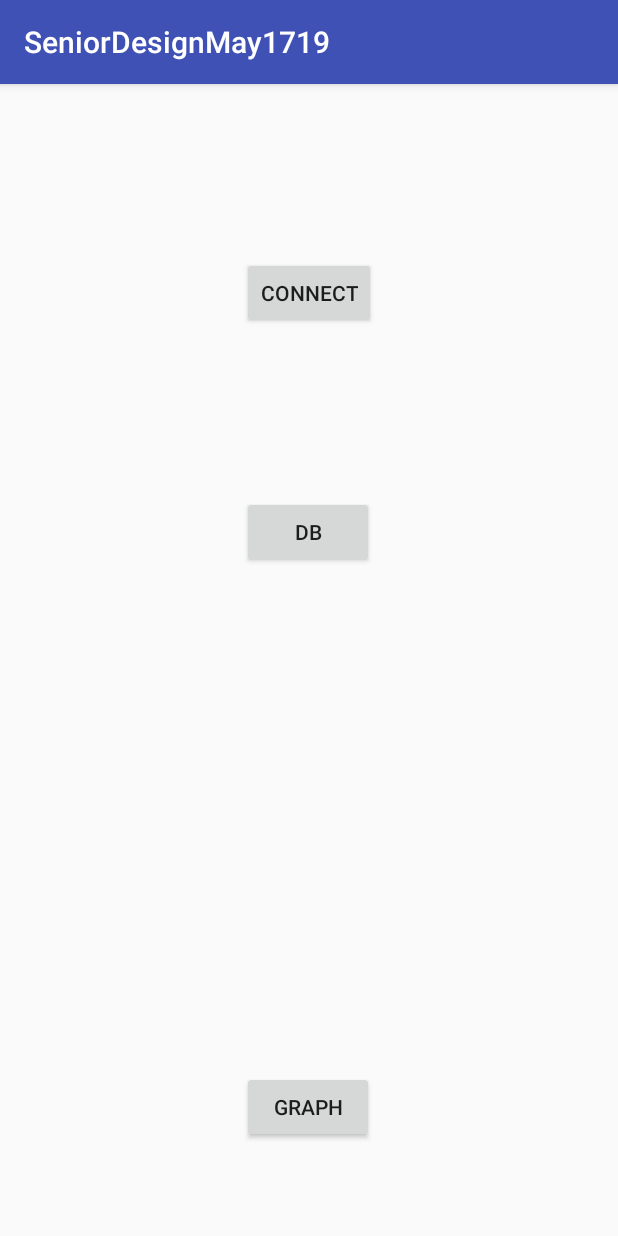
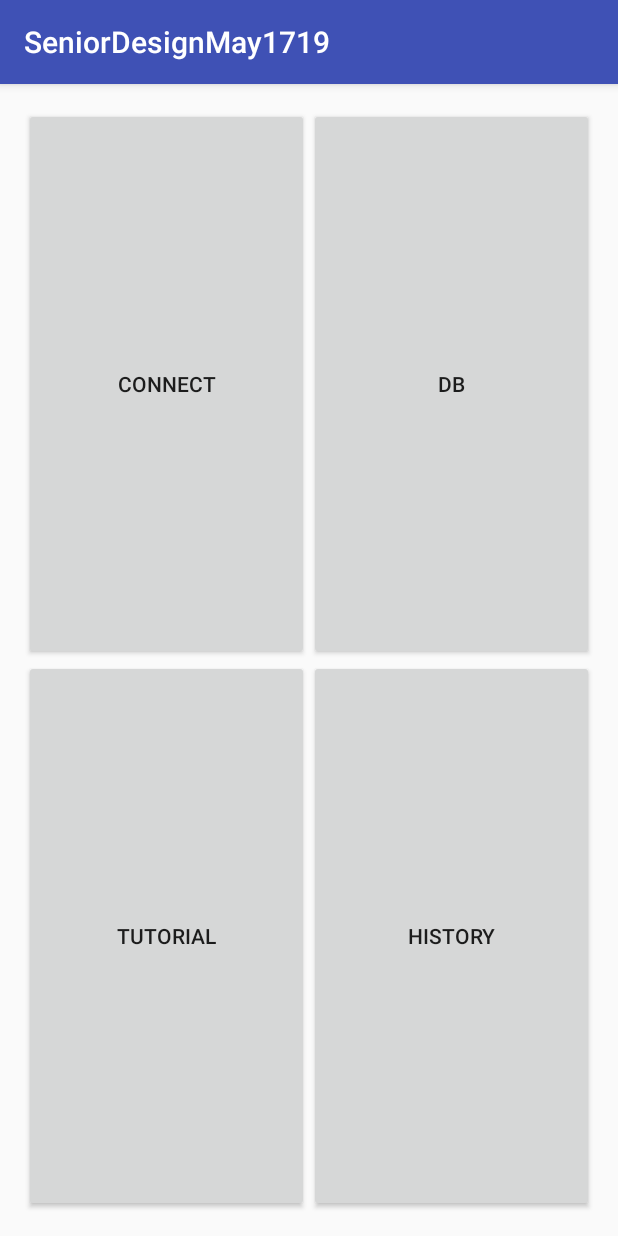
Before and after one commit to zbelloma/SeniorDesignMay1719, an Android app: the screen it shows after launch (MainActivity), on a phone screen of 412 x 824 dp. Run offline under Robolectric (Android 15) with nearby library versions, the phone set to English and light mode, and no system bars; our stand-ins replace Firebase (no records; nobody signed in at launch, a user with empty details on screens opened directly); libraries missing offline, so code that uses them is left out: uk.co.deanwild.

Commit message:
Updated UI on main activity

```diff
--- a/app/build.gradle
+++ b/app/build.gradle
@@ -31,6 +31,7 @@ dependencies {
     compile 'com.androidplot:androidplot-core:1.4.1'
     compile 'com.android.support:support-v4:24.2.1'
     compile 'com.android.support:support-vector-drawable:24.2.1'
+    compile 'com.github.deano2390:MaterialShowcaseView:1.1.0'
     testCompile 'junit:junit:4.12'
 }
 
--- a/app/src/main/res/layout/activity_main.xml
+++ b/app/src/main/res/layout/activity_main.xml
@@ -10,36 +10,54 @@
     android:paddingTop="@dimen/activity_vertical_margin"
     tools:context="com.example.zakk.seniordesignmay1719.MainActivity">
 
+    <LinearLayout
+        android:orientation="vertical"
+        android:layout_width="fill_parent"
+        android:layout_height="fill_parent">
+
+        <LinearLayout
+            android:orientation="horizontal"
+            android:layout_width="fill_parent"
+            android:layout_height="0px"
+            android:layout_weight="0.5">
+
             <Button
                 android:text="Connect"
-        android:layout_width="wrap_content"
-        android:layout_height="wrap_content"
+                android:layout_width="0px"
+                android:layout_height="fill_parent"
                 android:id="@+id/enableButton"
                 android:onClick="enableBluetooth (MainActivity)"
-        android:layout_marginTop="99dp"
-        android:layout_alignParentTop="true"
-        android:layout_centerHorizontal="true"
-        android:elevation="0dp" />
+                android:layout_weight="0.5" />
 
             <Button
                 android:text="DB"
-        android:layout_width="wrap_content"
-        android:layout_height="wrap_content"
+                android:layout_width="0px"
+                android:layout_height="fill_parent"
                 android:id="@+id/db_button"
                 android:onClick="dbview"
-        android:layout_marginTop="111dp"
-        android:layout_below="@+id/enableButton"
-        android:layout_alignLeft="@+id/enableButton"
-        android:layout_alignStart="@+id/enableButton" />
+                android:layout_weight="0.5" />
+        </LinearLayout>
+
+        <LinearLayout
+            android:orientation="horizontal"
+            android:layout_width="fill_parent"
+            android:layout_height="0px"
+            android:layout_weight="0.5">
 
             <Button
-        android:text="Graph"
-        android:layout_width="wrap_content"
-        android:layout_height="wrap_content"
-        android:layout_alignParentBottom="true"
-        android:layout_alignRight="@+id/db_button"
-        android:layout_alignEnd="@+id/db_button"
-        android:layout_marginBottom="46dp"
-        android:id="@+id/button2"
-        android:onClick="graphview" />
+                android:text="Tutorial"
+                android:layout_width="0px"
+                android:layout_height="fill_parent"
+                android:id="@+id/tutorial"
+                android:onClick="beginTutorial"
+                android:layout_weight="0.5" />
+            <Button
+                android:text="History"
+                android:layout_width="0px"
+                android:layout_height="fill_parent"
+                android:id="@+id/history"
+                android:layout_weight="0.5" />
+        </LinearLayout>
+    </LinearLayout>
+
 </RelativeLayout>
--- a/app/src/main/res/xml/line_point_formatter_with_labels.xml
+++ b/app/src/main/res/xml/line_point_formatter_with_labels.xml
@@ -1,6 +1,6 @@
 <?xml version="1.0" encoding="utf-8"?>
 <config
-    linePaint.strokeWidth="3dp"
+    linePaint.strokeWidth="1dp"
     linePaint.color="#00AA00"
     vertexPaint.color="#007700"
     vertexPaint.strokeWidth="5dp"
--- a/build.gradle
+++ b/build.gradle
@@ -16,6 +16,9 @@ buildscript {
 allprojects {
     repositories {
         jcenter()
+        maven{
+            url "https://jitpack.io"
+        }
     }
 }
 
```
Also changed, not shown: app/src/main/java/com/example/zakk/seniordesignmay1719/GraphViewActivity.java (+9 -3 lines), app/src/main/java/com/example/zakk/seniordesignmay1719/MainActivity.java (+28 -0 lines), 2 other files. Lines whose indentation alone changed are shown as unchanged.
